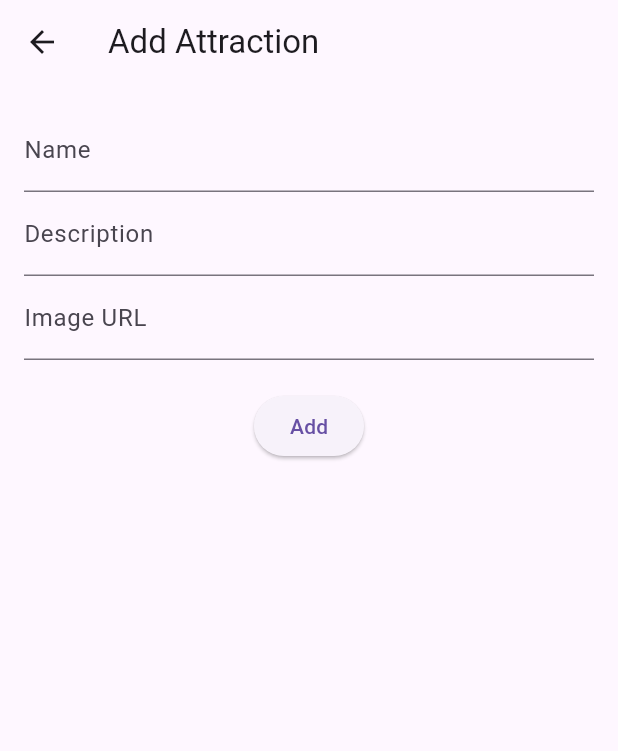
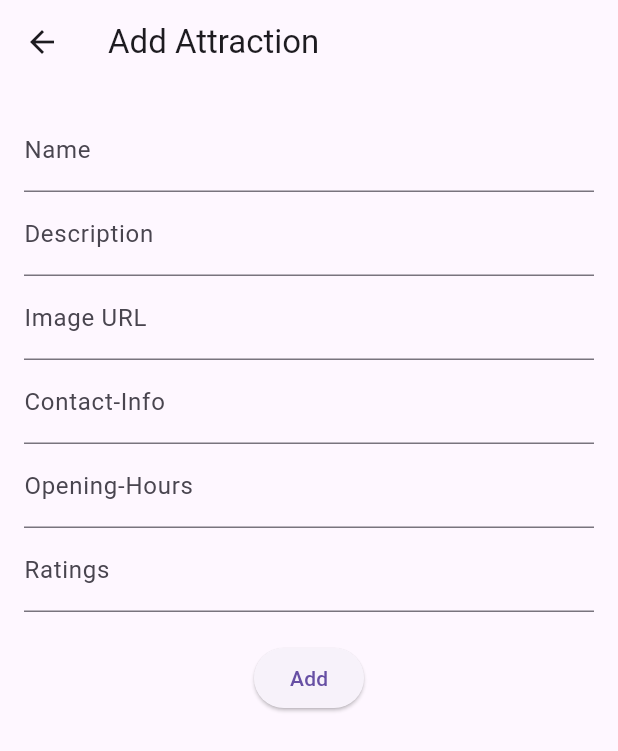
Before and after one commit to Hammad-Manzar/E-project-21-June, a Flutter app: the AddAttractionScreen screen opened directly, on a phone screen of 412 x 824 dp. Shown: the top 751 px of the screen. Run offline on Flutter 3.47's test engine with Material 3 defaults, Android fonts, the phone set to English and light mode, and no system bars; our stand-ins replace carousel_slider, cloud_firestore, firebase_auth, firebase_core, firebase_storage, image_picker and 1 more; missing offline and left inert: email_validator_flutter; accounts and stored records are empty; generated files the repository leaves out were written again; network calls fail; key blocks and very long unbroken strings in the code were emptied for the run.

```diff
--- a/lib/AddAttractionScreen.dart
+++ b/lib/AddAttractionScreen.dart
@@ -11,12 +11,18 @@ class _AddAttractionScreenState extends State<AddAttractionScreen> {
   final TextEditingController _nameController = TextEditingController();
   final TextEditingController _descriptionController = TextEditingController();
   final TextEditingController _imageUrlController = TextEditingController();
+  final TextEditingController _contactInfoController = TextEditingController();
+  final TextEditingController _openingHoursController = TextEditingController();
+  final TextEditingController _ratingsController = TextEditingController();
 
   @override
   void dispose() {
     _nameController.dispose();
     _descriptionController.dispose();
     _imageUrlController.dispose();
+    _contactInfoController.dispose();
+    _openingHoursController.dispose();
+    _ratingsController.dispose();
     super.dispose();
   }
 
@@ -42,19 +48,37 @@ class _AddAttractionScreenState extends State<AddAttractionScreen> {
               controller: _imageUrlController,
               decoration: InputDecoration(labelText: 'Image URL'),
             ),
+            TextField(
+              controller: _contactInfoController,
+              decoration: InputDecoration(labelText: 'Contact-Info'),
+            ),
+            TextField(
+              controller: _openingHoursController,
+              decoration: InputDecoration(labelText: 'Opening-Hours'),
+            ),
+            TextField(
+              controller: _ratingsController,
+              decoration: InputDecoration(labelText: 'Ratings'),
+            ),
             SizedBox(height: 20),
             ElevatedButton(
               onPressed: () async{
                 await FirebaseFirestore.instance.collection("attraction-listings").add({
                   "attractionName" : _nameController.text,
                   "attractionDescription" : _descriptionController.text,
-                  "attractionImage" : _imageUrlController.text
+                  "attractionImage" : _imageUrlController.text,
+                  "attractionContactInfo" : _contactInfoController.text,
+                  "attractionOpeningHours" : _openingHoursController.text,
+                  "attractionRatings" : _ratingsController.text,
                 });
 
                 final newAttraction = Attraction(
                   name: _nameController.text,
                   description: _descriptionController.text,
                   imageUrl: _imageUrlController.text,
+                  contactInfo: _contactInfoController.text,
+                  openingHours: _openingHoursController.text,
+                  ratings: _ratingsController.text,
                 );
                 Navigator.pop(context, newAttraction);
               },
--- a/lib/listing_attractions_screens.dart
+++ b/lib/listing_attractions_screens.dart
@@ -15,11 +15,17 @@ class _AttractionListingScreenState extends State<AttractionListingScreen> {
       name: 'Princess of Hope',
       description: 'The Princess of Hope is a famous natural rock formation in Balochistan, Pakistan, known for its unique resemblance to the profile of a princess, drawing visitors for its natural beauty and geological significance.',
       imageUrl: 'https://encrypted-tbn0.gstatic.com/images?q=tbn:ANd9GcSYE0_Bwx7NmbpSuSzFks9654Zdz0fcXLI28A&s',
+      contactInfo: '',
+      openingHours: '',
+      ratings: '',
     ),
     Attraction(
       name: 'K2',
       description: 'K2 is the second-highest mountain in the world, renowned for its challenging ascent and stunning beauty.',
       imageUrl: 'https://encrypted-tbn0.gstatic.com/images?q=tbn:ANd9GcQ-oIntW4X0x-xXGGeF-smSM5rK-UxDhlss3A&s',
+      contactInfo: '',
+      openingHours: '',
+      ratings: '',
     ),
     // Add more attractions as needed
   ];
@@ -152,6 +158,9 @@ class Attraction {
   String name;
   String description;
   String imageUrl;
+  String contactInfo;
+  String openingHours;
+  String ratings;
 
-  Attraction({required this.name, required this.description, required this.imageUrl});
+  Attraction({required this.name, required this.description, required this.imageUrl, required this.contactInfo, required this.openingHours, required this.ratings});
 }
--- a/lib/main.dart
+++ b/lib/main.dart
@@ -1,4 +1,5 @@
 import 'package:e_project/admin_login.dart';
+import 'package:e_project/home.dart';
 import 'package:e_project/listing_attractions_screens.dart';
 import 'package:e_project/splash_screen.dart';
 import 'package:firebase_auth/firebase_auth.dart';
@@ -24,7 +25,7 @@ class MyApp extends StatelessWidget {
   Widget build(BuildContext context) {
     return const MaterialApp(
       debugShowCheckedModeBanner: false,
-      home: SplashScreen(),
+      home: HomeScreenUi(),
     );
   }
 }
```
Also changed, not shown: lib/atrct_list.dart (+36 -10 lines), lib/edit_attraction_screen.dart (+12 -0 lines).
